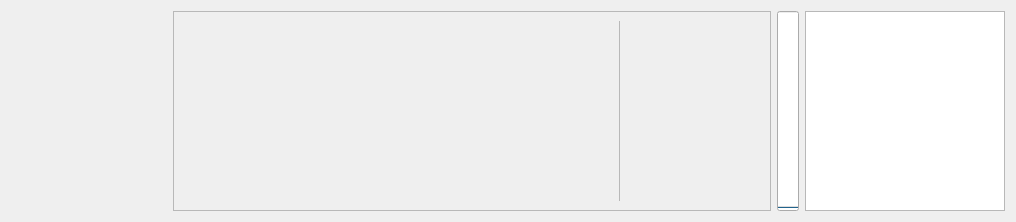
Qt form robot_server/gui/resources/thread_widget.ui (leirimnad/robot_server) before a commit.
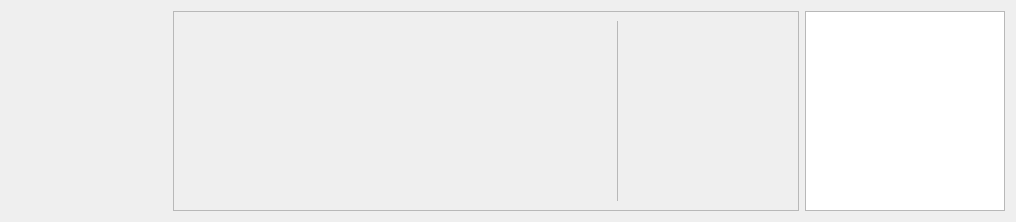
The same form after that commit.

The edit to the form file:
```diff
--- a/robot_server/gui/resources/thread_widget.ui
+++ b/robot_server/gui/resources/thread_widget.ui
@@ -25,7 +25,7 @@
   <property name="windowTitle">
    <string>Form</string>
   </property>
-  <layout class="QHBoxLayout" name="horizontalLayout" stretch="0,1,0">
+  <layout class="QHBoxLayout" name="horizontalLayout" stretch="0,0">
    <item>
     <layout class="QHBoxLayout" name="horizontalLayout_3" stretch="0,0">
      <item>
@@ -122,7 +122,7 @@
            <rect>
             <x>0</x>
             <y>0</y>
-            <width>591</width>
+            <width>621</width>
             <height>196</height>
            </rect>
           </property>
@@ -191,7 +191,7 @@
                  </property>
                  <property name="sizeHint" stdset="0">
                   <size>
-                   <width>140</width>
+                   <width>170</width>
                    <height>0</height>
                   </size>
                  </property>
@@ -209,28 +209,6 @@
      </item>
     </layout>
    </item>
-   <item>
-    <widget class="QProgressBar" name="timeoutBar">
-     <property name="autoFillBackground">
-      <bool>false</bool>
-     </property>
-     <property name="value">
-      <number>0</number>
-     </property>
-     <property name="textVisible">
-      <bool>false</bool>
-     </property>
-     <property name="orientation">
-      <enum>Qt::Vertical</enum>
-     </property>
-     <property name="invertedAppearance">
-      <bool>false</bool>
-     </property>
-     <property name="format">
-      <string>%p%</string>
-     </property>
-    </widget>
-   </item>
    <item>
     <widget class="QGraphicsView" name="mapGraphicsView">
      <property name="minimumSize">
```
